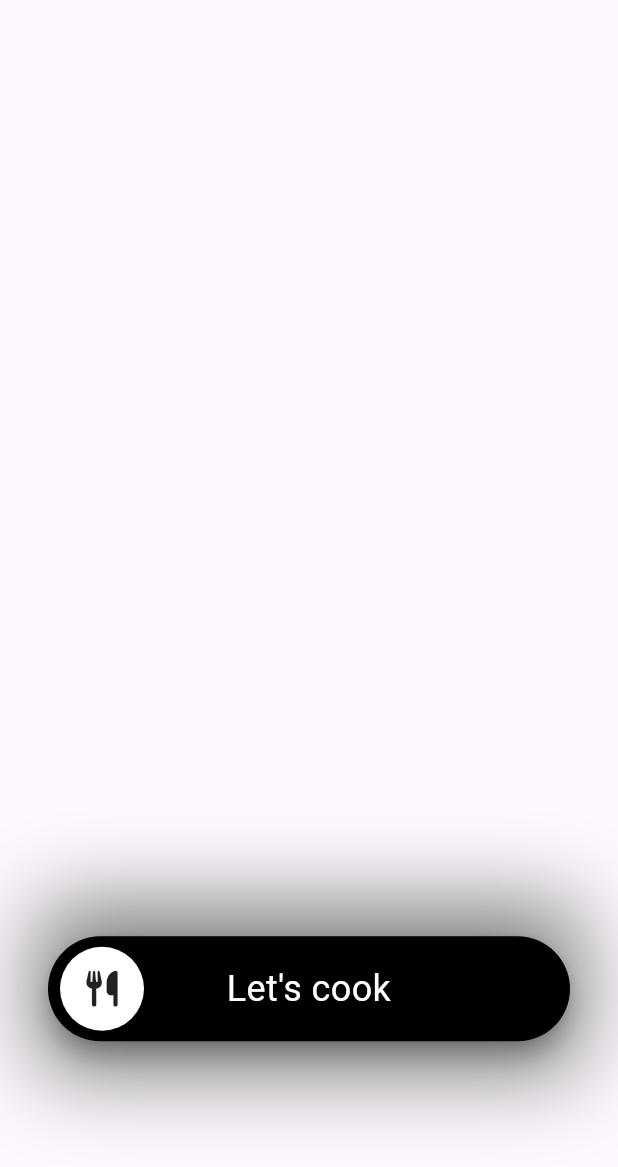
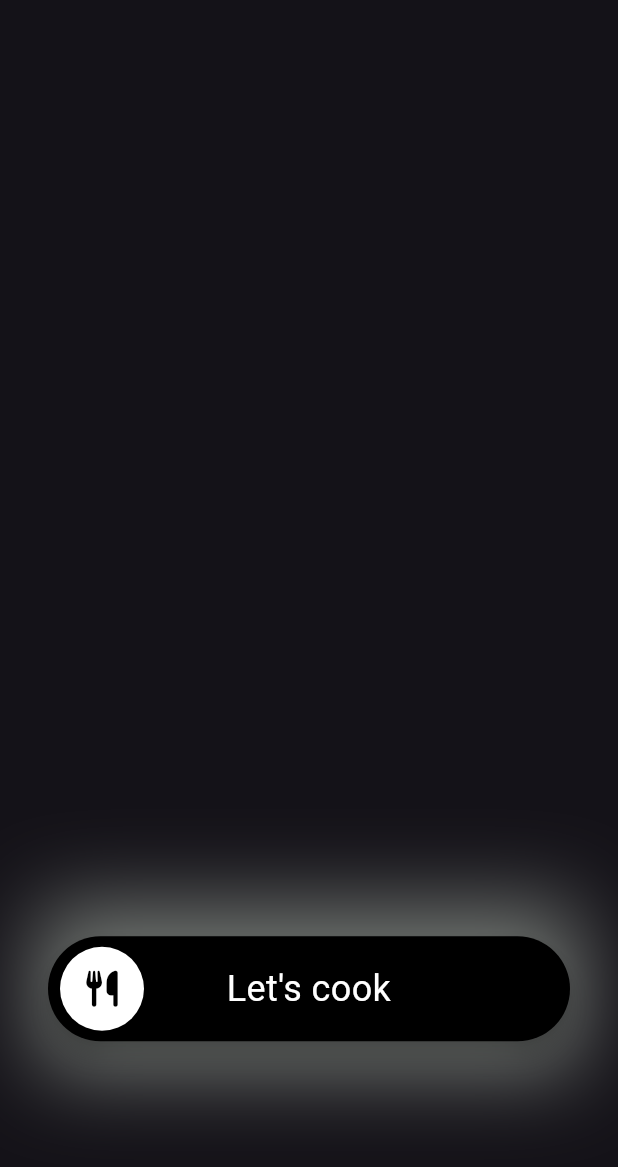
Before and after one commit to Aziz-Habbassi/Tastopia, a Flutter app: the AlignedSlidewidget widget shown alone on an empty page, opened directly, on a phone screen of 412 x 824 dp. Shown: the top 1167 px of the screen. Run offline on Flutter 3.47's test engine with Material 3 defaults, Android fonts, the phone set to English and light mode, and no system bars; drawn by our look-alikes of slide_to_act; our stand-ins replace font_awesome_flutter, go_router, video_player.

Commit message:
change theme of the app and add meal details view

```diff
--- a/lib/core/utils/app_routes.dart
+++ b/lib/core/utils/app_routes.dart
@@ -1,5 +1,6 @@
 import 'package:flutter/material.dart';
 import 'package:go_router/go_router.dart';
+import 'package:tastopia/feautures/meal_details/presentation/views/meal_details.dart';
 import 'package:tastopia/feautures/meals/presentation/views/meals_view.dart';
 import 'package:tastopia/feautures/home/presentation/views/home_view.dart';
 
@@ -18,6 +19,12 @@ abstract class AppRoutes {
           return const MealsView();
         },
       ),
+      GoRoute(
+        path: '/MealsDetails',
+        builder: (BuildContext context, GoRouterState state) {
+          return const MealDetails();
+        },
+      ),
     ],
   );
 }
--- a/lib/feautures/meals/presentation/widgets/aligned_slidewidget.dart
+++ b/lib/feautures/meals/presentation/widgets/aligned_slidewidget.dart
@@ -1,5 +1,6 @@
 import 'package:flutter/material.dart';
 import 'package:font_awesome_flutter/font_awesome_flutter.dart';
+import 'package:go_router/go_router.dart';
 import 'package:slide_to_act/slide_to_act.dart';
 
 class AlignedSlidewidget extends StatelessWidget {
@@ -28,8 +29,12 @@ class AlignedSlidewidget extends StatelessWidget {
           borderRadius: BorderRadius.circular(12),
         ),
         child: SlideAction(
-          sliderButtonIcon: Icon(FontAwesomeIcons.utensils),
+          sliderButtonIcon: Icon(
+            FontAwesomeIcons.utensils,
+            color: const Color.fromARGB(255, 0, 0, 0),
+          ),
           onSubmit: () {
+            context.go('/MealsDetails');
             return null;
           },
           text: "Let's cook",
--- a/lib/main.dart
+++ b/lib/main.dart
@@ -11,6 +11,7 @@ class Tastopia extends StatelessWidget {
   @override
   Widget build(BuildContext context) {
     return MaterialApp.router(
+      theme: ThemeData.dark(),
       routerConfig: AppRoutes.router,
       debugShowCheckedModeBanner: false,
     );
```
Also changed, not shown: lib/feautures/meal_details/presentation/views/meal_details.dart (+16 -1 lines).
